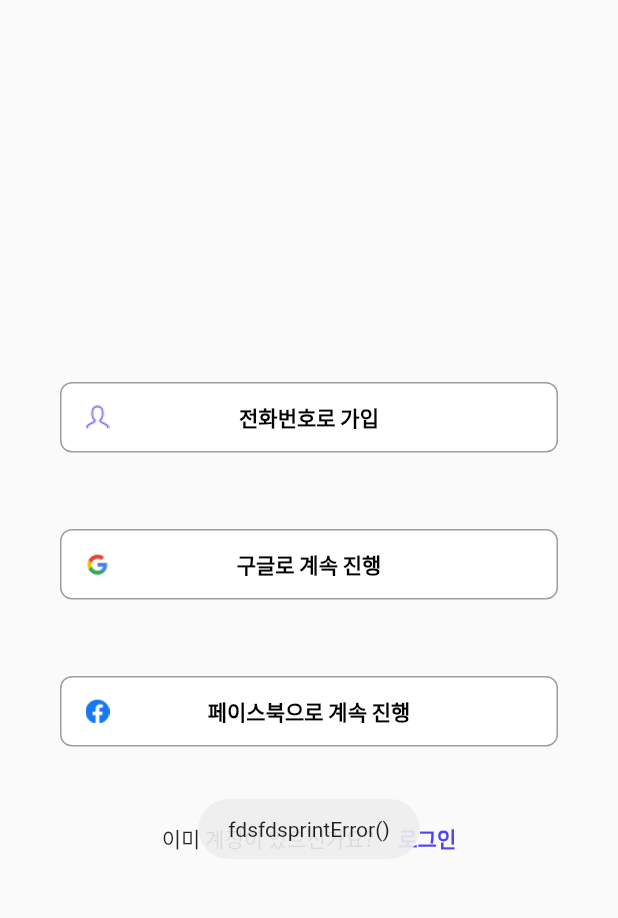
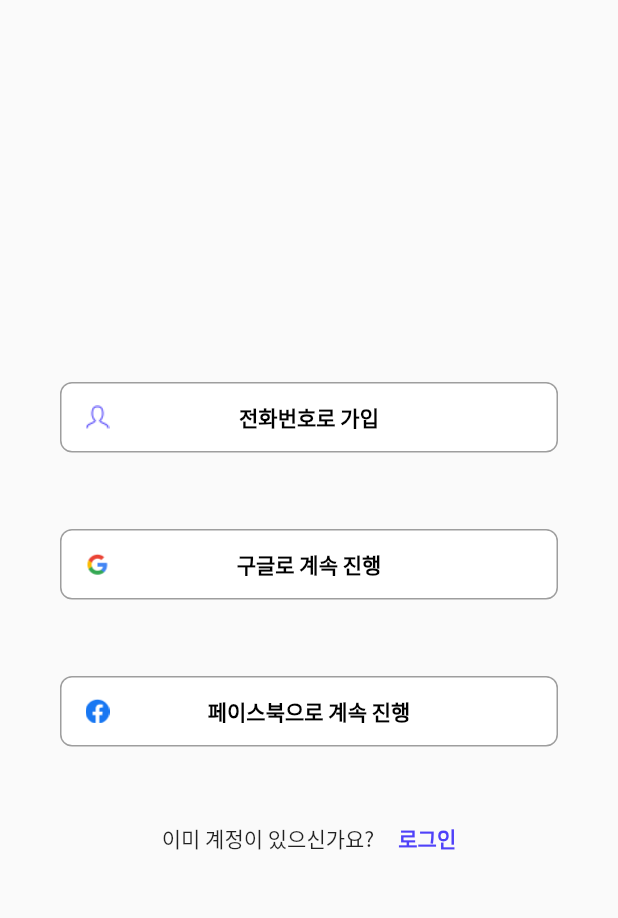
Before and after one commit to sirasatarato/hipet-flutter, a Flutter app: the first screen one second after launch, on a phone screen of 412 x 824 dp, the part 281-1199 px from its top. Run offline on Flutter 3.47's test engine with Material 2 defaults, Android fonts, the phone set to English and light mode, and no system bars; our stand-ins replace bot_toast, dio, firebase_auth, firebase_core, flutter_svg, fluttericon and 4 more; missing offline and left inert: flutter_facebook_auth; accounts and stored records are empty.

Commit message:
Change Toast

```diff
--- a/hipet/lib/main.dart
+++ b/hipet/lib/main.dart
@@ -1,3 +1,4 @@
+import 'package:bot_toast/bot_toast.dart';
 import 'package:firebase_core/firebase_core.dart';
 import 'package:flutter/material.dart';
 import 'package:get/get.dart';
@@ -28,6 +29,8 @@ class MyApp extends StatelessWidget {
     return GetMaterialApp(
       initialBinding: InitBinding(),
       debugShowCheckedModeBanner: false,
+      builder: BotToastInit(),
+      navigatorObservers: [BotToastNavigatorObserver()],
       theme: getThemeData(),
       home: FutureBuilder(
         future: _getIsLogin(),
--- a/hipet/lib/src/controller/sign_up_controller.dart
+++ b/hipet/lib/src/controller/sign_up_controller.dart
@@ -9,7 +9,6 @@ class SignUpController extends getx.GetxController {
       baseUrl: 'http://hojoondev.kro.kr:5003',
       contentType: Headers.jsonContentType,
       headers: {'firebaseToken': UserInfoController.firebaseToken},
-
     );
 
     try {
--- a/hipet/lib/src/pages/content/main_content_page.dart
+++ b/hipet/lib/src/pages/content/main_content_page.dart
@@ -54,4 +54,6 @@ class MainContentPage extends StatelessWidget {
       ),
     );
   }
+
+
 }
--- a/hipet/lib/src/pages/sign/pick_topic_page.dart
+++ b/hipet/lib/src/pages/sign/pick_topic_page.dart
@@ -1,3 +1,4 @@
+import 'package:bot_toast/bot_toast.dart';
 import 'package:flutter/material.dart';
 import 'package:get/get.dart';
 import 'package:hipet/src/controller/sign_up_controller.dart';
@@ -104,7 +105,7 @@ class PickTopicPage extends StatelessWidget {
     if (isSuccess) {
       Get.to(() => JoinFinPage());
     } else {
-      Get.snackbar('회원가입에 실패하였습니다.', '다시 시도해주시길 바랍니다.');
+      BotToast.showText(text: '회원가입에 실패하였습니다. 다시 시도해주시길 바랍니다.');
       Get.offAll(() => SignPage());
     }
   }
--- a/hipet/lib/src/pages/sign/sign_page.dart
+++ b/hipet/lib/src/pages/sign/sign_page.dart
@@ -1,5 +1,4 @@
 import 'package:flutter/material.dart';
-import 'package:fluttertoast/fluttertoast.dart';
 import 'package:get/get.dart';
 import 'package:hipet/src/configs/binding.dart';
 import 'package:hipet/src/controller/login_controller.dart';
@@ -16,9 +15,6 @@ class SignPage extends StatelessWidget {
 
   @override
   Widget build(BuildContext context) {
-    Fluttertoast.showToast(msg: 'fdsfdsprintError()');
-    // Fluttertoast.showToast(msg: '시간 초과가 되셨습니다. 다시 한 번 인증해 주십시오.');
-
     return Scaffold(
       body: Padding(
         padding: EdgeInsets.symmetric(horizontal: 40, vertical: 16),
--- a/hipet/pubspec.yaml
+++ b/hipet/pubspec.yaml
@@ -26,7 +26,7 @@ dependencies:
   dio: ^4.0.0
   get: ^4.1.4
   video_player: ^2.1.1
-  fluttertoast: ^8.0.7
+  bot_toast: ^4.0.1
 
 dev_dependencies:
   flutter_test:
```
Also changed, not shown: hipet/lib/src/controller/phone_controller.dart (+4 -3 lines), hipet/lib/src/pages/sign/phone_page.dart (+5 -4 lines).
